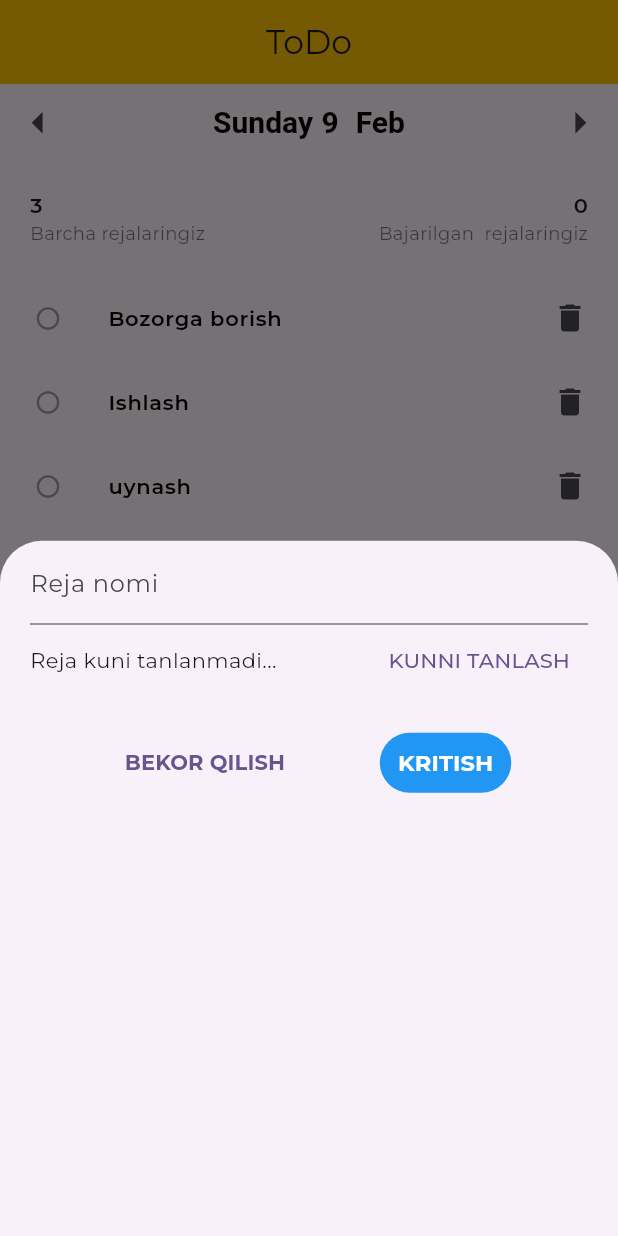
After one commit to murodovjavlon1/ToDo, a Flutter app: the screen it shows after launch, after a tap on the "add" icon, on a phone screen of 412 x 824 dp. The commit adds this screen. Run offline on Flutter 3.47's test engine with Material 3 defaults, Android fonts, the phone set to English and light mode, and no system bars; our stand-ins replace google_fonts.

Commit message:
Yangilandi: Kod yangilandi

```diff
--- a/lib/home/reja.dart
+++ b/lib/home/reja.dart
@@ -9,7 +9,7 @@ class Reja extends StatelessWidget {
   const Reja(
     this.reja,
     this.bajarilganDebBelgila,
-    this.rejaniUchrish,
+    this.rejaniUchrish, {super.key}
   );
 
   @override
--- a/lib/home/rejalar_ruyxati.dart
+++ b/lib/home/rejalar_ruyxati.dart
@@ -6,12 +6,14 @@ class RejalarRuyxati extends StatelessWidget {
   final List<RejaModel> plan;
   final Function bajarilganDebBelgila;
   final Function rejaniUchrish;
+  final Function sananiTanlash;
 
   const RejalarRuyxati({
     super.key,
     required this.plan,
     required this.bajarilganDebBelgila,
     required this.rejaniUchrish,
+    required this.sananiTanlash,
   });
 
   @override
@@ -20,7 +22,11 @@ class RejalarRuyxati extends StatelessWidget {
       child: ListView.builder(
         itemCount: plan.length,
         itemBuilder: (context, index) {
-          return Reja(plan[index], bajarilganDebBelgila, rejaniUchrish,);
+          return Reja(
+            plan[index],
+            bajarilganDebBelgila,
+            rejaniUchrish,
+          );
         },
       ),
     );
--- a/lib/home/sana.dart
+++ b/lib/home/sana.dart
@@ -6,7 +6,7 @@ import 'package:intl/intl.dart';
 class Sana extends StatefulWidget {
   final void Function(BuildContext) sananiTanlash;
 
-  final DateTime belgilanganKun;
+   final DateTime belgilanganKun;
   final void Function() oldingiSana;
   final void Function() kiyingiSana;
   const Sana({
@@ -79,7 +79,7 @@ class Two extends StatelessWidget {
   @override
   Widget build(BuildContext context) {
     return Padding(
-      padding: EdgeInsets.all(20),
+      padding: const EdgeInsets.all(20),
       child: Row(
         mainAxisAlignment: MainAxisAlignment.spaceBetween,
         children: <Widget>[
@@ -101,7 +101,7 @@ class Two extends StatelessWidget {
             children: <Widget>[
               Text(
                 "${rejalar.where((reja) => reja.bajarildi).length}",
-                style: TextStyle(fontWeight: FontWeight.w600),
+                style: const TextStyle(fontWeight: FontWeight.w600),
               ),
               const Text(
                 "Bajarilgan  rejalaringiz",
--- /dev/null
+++ b/lib/home/yangi_reja.dart
@@ -0,0 +1,110 @@
+import 'package:flutter/material.dart';
+import 'package:intl/intl.dart';
+
+class YangiReja extends StatefulWidget {
+  final Function rejaniQushi;
+  const YangiReja({
+    super.key,
+    required this.rejaniQushi,
+  });
+
+  @override
+  State<YangiReja> createState() => _YangiRejaState();
+}
+
+DateTime? rejaUshunbelgilanganKun;
+final _rejaNomiController = TextEditingController();
+
+class _YangiRejaState extends State<YangiReja> {
+  void _rejaniQushishUchunKalindar(BuildContext context) {
+    showDatePicker(
+      context: context,
+      initialDate: DateTime.now(),
+      firstDate: DateTime.now(),
+      lastDate: DateTime(2030),
+    ).then(
+      // ignore: non_constant_identifier_names
+      (RejaniSanasi) => {
+        if (RejaniSanasi != null)
+          {
+            setState(
+              () {
+                rejaUshunbelgilanganKun = RejaniSanasi;
+              },
+            ),
+          }
+      },
+    );
+  }
+
+  void sumbit() {
+    if (_rejaNomiController.text.isEmpty || rejaUshunbelgilanganKun == null) {
+      return; //qaytarib yubor
+    }
+    widget.rejaniQushi(_rejaNomiController.text, rejaUshunbelgilanganKun);
+    //Navigator.pop(context);
+  }
+
+  @override
+  Widget build(BuildContext context) {
+    return Container(
+      padding: const EdgeInsets.symmetric(horizontal: 20),
+      width: double.infinity,
+      child: Column(
+        children: <Widget>[
+          TextField(
+            controller: _rejaNomiController,
+            decoration: const InputDecoration(
+              labelText: "Reja nomi",
+            ),
+          ),
+          Row(
+            mainAxisAlignment: MainAxisAlignment.spaceBetween,
+            children: <Widget>[
+              Text(rejaUshunbelgilanganKun == null
+                  ? "Reja kuni tanlanmadi..."
+                  : DateFormat("EEEE, d, MMMM,")
+                      .format(rejaUshunbelgilanganKun!)),
+              TextButton(
+                onPressed: () {
+                  _rejaniQushishUchunKalindar(context);
+                },
+                child: const Text("KUNNI TANLASH"),
+              )
+            ],
+          ),
+          const SizedBox(
+            height: 20,
+          ),
+          Row(
+            mainAxisAlignment: MainAxisAlignment.spaceEvenly,
+            children: <Widget>[
+              TextButton(
+                onPressed: () {
+                 // Navigator.pop(context);
+                },
+                child: const Text(
+                  "BEKOR QILISH",
+                  style: TextStyle(fontWeight: FontWeight.bold),
+                ),
+              ),
+              TextButton(
+                onPressed: sumbit,
+                style: TextButton.styleFrom(
+                  backgroundColor: Colors.blue,
+                ),
+                child: const Text(
+                  "KRITISH",
+                  style: TextStyle(
+                      color: Colors.white,
+                      fontSize: 15,
+                      fontWeight: FontWeight.bold),
+                ),
+              ),
+            ],
+          )
+        ],
+      ),
+    );
+  }
+}
--- a/lib/models/reja_model.dart
+++ b/lib/models/reja_model.dart
@@ -1,7 +1,7 @@
 class RejaModel {
   final String id;
   final String nomi;
-  final DateTime kuni;
+  final String kuni;
   bool bajarildi = false;
 
   RejaModel({
@@ -18,14 +18,27 @@ class RejaModel {
 class RejalarR {
   // _ private | shaxsiy
   final List<RejaModel> _ruyxat = [
-    RejaModel(nomi: "Bozorga borish ", kuni: DateTime.now(), id: "n1"),
-    RejaModel(nomi: "Ishlash ", kuni: DateTime.now(), id: "n2"),
-    RejaModel(nomi: "uynash  ", kuni: DateTime.now(), id: "n3"),
-    RejaModel(nomi: "borish  ", kuni: DateTime.now(), id: "n4"),
-    RejaModel(nomi: "borish  ", kuni: DateTime.now(), id: "n5"),
-
+    RejaModel(nomi: "Bozorga borish ", id: "n1", kuni: "${DateTime.now()}"),
+    RejaModel(nomi: "Ishlash ", id: "n2", kuni:"${DateTime.now()}"),
+    RejaModel(nomi: "uynash  ", id: "n3", kuni: "${DateTime.now()}"),
   ];
   List<RejaModel> get ruyxat {
     return _ruyxat;
   }
+
+  void addToDo(String rejaNomi, String rejaKuni) {
+    _ruyxat.add(RejaModel(
+        nomi: rejaNomi, kuni: rejaKuni, id: "r${_ruyxat.length + 1}"));
+  }
+
+  // void addTodo(
+  //   String rejaKun,
+  //   String rejaNomi,
+  // ) {
+  //   _ruyxat.add(RejaModel(
+  //     nomi: rejaNomi,
+  //     kuni: DateTime.now(),
+  //     id: "r${_ruyxat.length + 1}",
+  //   ));
+  // }
 }
```
Also changed, not shown: lib/home/rejalar.dart (+21 -59 lines).
